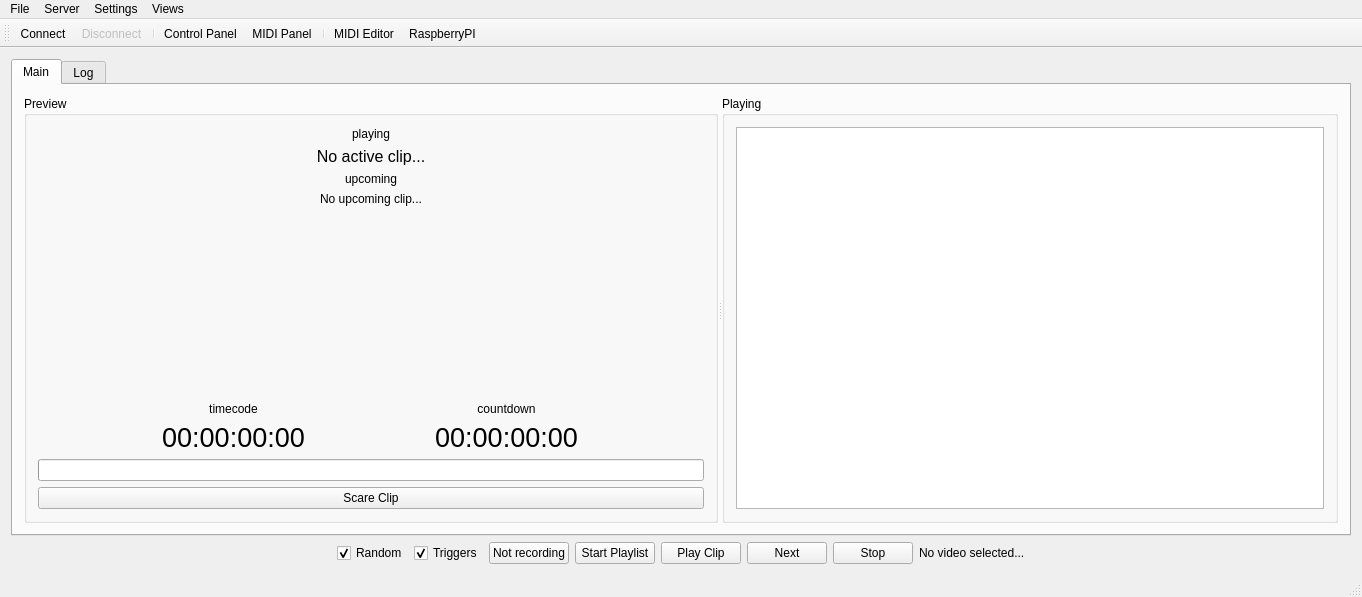
Old version of the form CuteCaspar/MainWindow.ui in the repository geertdaelemans/CuteCaspar.
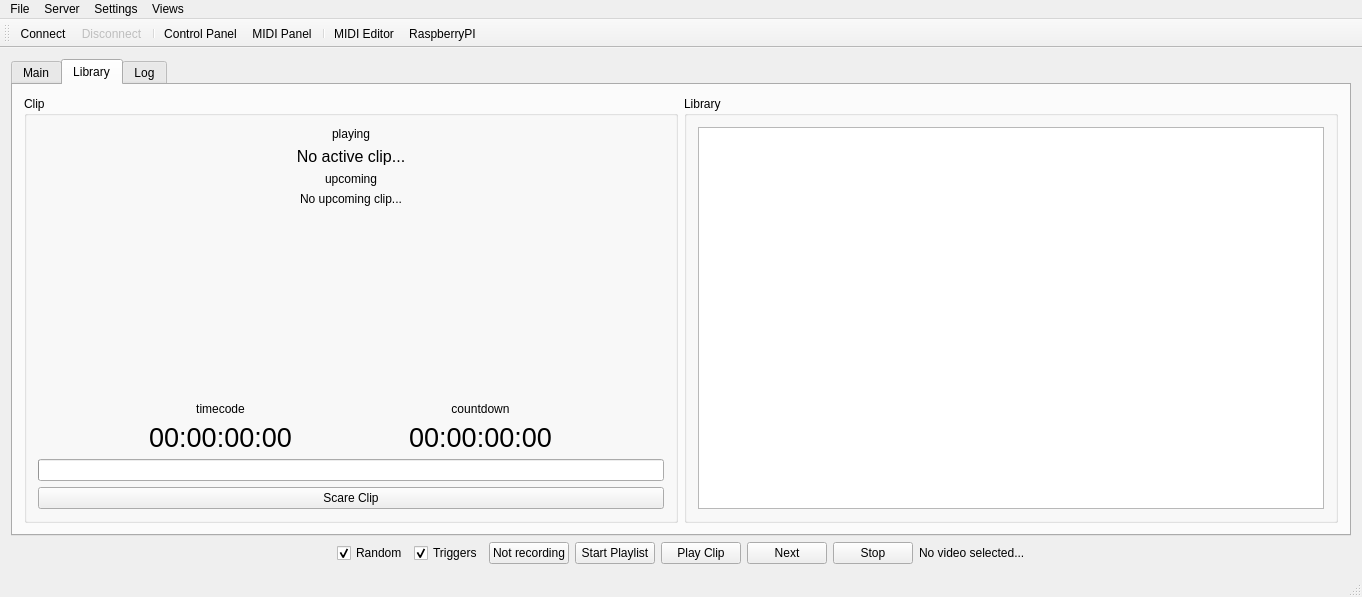
New version of the form. The open tabs and pages were chosen to show the change. Icons and pictures are not drawn.

Commit message:
Rewrite of interrupt clips.
Now the interrupt clips are handled on a separate layer and the default layer is paused.

Diff of the .ui file:
```diff
--- a/CuteCaspar/MainWindow.ui
+++ b/CuteCaspar/MainWindow.ui
@@ -290,6 +290,268 @@
         </item>
        </layout>
       </widget>
+      <widget class="QWidget" name="tabLibrary">
+       <attribute name="title">
+        <string>Library</string>
+       </attribute>
+       <layout class="QHBoxLayout" name="horizontalLayout_5">
+        <item>
+         <widget class="QGroupBox" name="boxLibraryClip">
+          <property name="enabled">
+           <bool>true</bool>
+          </property>
+          <property name="sizePolicy">
+           <sizepolicy hsizetype="Preferred" vsizetype="Preferred">
+            <horstretch>0</horstretch>
+            <verstretch>0</verstretch>
+           </sizepolicy>
+          </property>
+          <property name="minimumSize">
+           <size>
+            <width>140</width>
+            <height>0</height>
+           </size>
+          </property>
+          <property name="title">
+           <string>Clip</string>
+          </property>
+          <layout class="QVBoxLayout" name="verticalLayout_5">
+           <item>
+            <widget class="QLabel" name="label_5">
+             <property name="sizePolicy">
+              <sizepolicy hsizetype="Preferred" vsizetype="Maximum">
+               <horstretch>0</horstretch>
+               <verstretch>0</verstretch>
+              </sizepolicy>
+             </property>
+             <property name="text">
+              <string>playing</string>
+             </property>
+             <property name="alignment">
+              <set>Qt::AlignCenter</set>
+             </property>
+            </widget>
+           </item>
+           <item>
+            <widget class="QLabel" name="clipName_2">
+             <property name="sizePolicy">
+              <sizepolicy hsizetype="Preferred" vsizetype="Maximum">
+               <horstretch>0</horstretch>
+               <verstretch>0</verstretch>
+              </sizepolicy>
+             </property>
+             <property name="font">
+              <font>
+               <pointsize>12</pointsize>
+              </font>
+             </property>
+             <property name="text">
+              <string>No active clip...</string>
+             </property>
+             <property name="alignment">
+              <set>Qt::AlignCenter</set>
+             </property>
+             <property name="wordWrap">
+              <bool>true</bool>
+             </property>
+            </widget>
+           </item>
+           <item>
+            <widget class="QLabel" name="label_6">
+             <property name="sizePolicy">
+              <sizepolicy hsizetype="Preferred" vsizetype="Maximum">
+               <horstretch>0</horstretch>
+               <verstretch>0</verstretch>
+              </sizepolicy>
+             </property>
+             <property name="text">
+              <string>upcoming</string>
+             </property>
+             <property name="alignment">
+              <set>Qt::AlignCenter</set>
+             </property>
+            </widget>
+           </item>
+           <item>
+            <widget class="QLabel" name="lblUpcomingClip_2">
+             <property name="sizePolicy">
+              <sizepolicy hsizetype="Preferred" vsizetype="Maximum">
+               <horstretch>0</horstretch>
+               <verstretch>0</verstretch>
+              </sizepolicy>
+             </property>
+             <property name="text">
+              <string>No upcoming clip...</string>
+             </property>
+             <property name="alignment">
+              <set>Qt::AlignCenter</set>
+             </property>
+            </widget>
+           </item>
+           <item>
+            <spacer name="verticalSpacer_2">
+             <property name="orientation">
+              <enum>Qt::Vertical</enum>
+             </property>
+             <property name="sizeHint" stdset="0">
+              <size>
+               <width>20</width>
+               <height>40</height>
+              </size>
+             </property>
+            </spacer>
+           </item>
+           <item>
+            <layout class="QHBoxLayout" name="horizontalLayout_4">
+             <item>
+              <layout class="QVBoxLayout" name="timecode_2">
+               <property name="sizeConstraint">
+                <enum>QLayout::SetDefaultConstraint</enum>
+               </property>
+               <item>
+                <widget class="QLabel" name="label_7">
+                 <property name="sizePolicy">
+                  <sizepolicy hsizetype="Preferred" vsizetype="Maximum">
+                   <horstretch>0</horstretch>
+                   <verstretch>0</verstretch>
+                  </sizepolicy>
+                 </property>
+                 <property name="text">
+                  <string>timecode</string>
+                 </property>
+                 <property name="alignment">
+                  <set>Qt::AlignCenter</set>
+                 </property>
+                </widget>
+               </item>
+               <item>
+                <widget class="QLabel" name="timeCode_2">
+                 <property name="sizePolicy">
+                  <sizepolicy hsizetype="Maximum" vsizetype="Preferred">
+                   <horstretch>0</horstretch>
+                   <verstretch>0</verstretch>
+                  </sizepolicy>
+                 </property>
+                 <property name="minimumSize">
+                  <size>
+                   <width>100</width>
+                   <height>0</height>
+                  </size>
+                 </property>
+                 <property name="font">
+                  <font>
+                   <pointsize>20</pointsize>
+                  </font>
+                 </property>
+                 <property name="text">
+                  <string>00:00:00:00</string>
+                 </property>
+                 <property name="alignment">
+                  <set>Qt::AlignCenter</set>
+                 </property>
+                </widget>
+               </item>
+              </layout>
+             </item>
+             <item>
+              <layout class="QVBoxLayout" name="countdown_2">
+               <item>
+                <widget class="QLabel" name="label_8">
+                 <property name="sizePolicy">
+                  <sizepolicy hsizetype="Preferred" vsizetype="Maximum">
+                   <horstretch>0</horstretch>
+                   <verstretch>0</verstretch>
+                  </sizepolicy>
+                 </property>
+                 <property name="text">
+                  <string>countdown</string>
+                 </property>
+                 <property name="alignment">
+                  <set>Qt::AlignCenter</set>
+                 </property>
+                </widget>
+               </item>
+               <item>
+                <widget class="QLabel" name="lblDuration_2">
+                 <property name="sizePolicy">
+                  <sizepolicy hsizetype="Maximum" vsizetype="Preferred">
+                   <horstretch>0</horstretch>
+                   <verstretch>0</verstretch>
+                  </sizepolicy>
+                 </property>
+                 <property name="font">
+                  <font>
+                   <pointsize>20</pointsize>
+                  </font>
+                 </property>
+                 <property name="text">
+                  <string>00:00:00:00</string>
+                 </property>
+                 <property name="alignment">
+                  <set>Qt::AlignCenter</set>
+                 </property>
+                </widget>
+               </item>
+              </layout>
+             </item>
+            </layout>
+           </item>
+           <item>
+            <widget class="QProgressBar" name="progressBar_2">
+             <property name="minimumSize">
+              <size>
+               <width>0</width>
+               <height>5</height>
+              </size>
+             </property>
+             <property name="value">
+              <number>0</number>
+             </property>
+             <property name="textVisible">
+              <bool>false</bool>
+             </property>
+            </widget>
+           </item>
+           <item>
+            <widget class="QPushButton" name="pushButton_2">
+             <property name="text">
+              <string>Scare Clip</string>
+             </property>
+            </widget>
+           </item>
+          </layout>
+         </widget>
+        </item>
+        <item>
+         <widget class="QGroupBox" name="boxLibraryList">
+          <property name="title">
+           <string>Library</string>
+          </property>
+          <layout class="QVBoxLayout" name="verticalLayout_4">
+           <item>
+            <widget class="QTableView" name="tableLibrary">
+             <property name="selectionMode">
+              <enum>QAbstractItemView::SingleSelection</enum>
+             </property>
+             <property name="selectionBehavior">
+              <enum>QAbstractItemView::SelectRows</enum>
+             </property>
+             <property name="sortingEnabled">
+              <bool>true</bool>
+             </property>
+             <attribute name="horizontalHeaderStretchLastSection">
+              <bool>true</bool>
+             </attribute>
+             <attribute name="verticalHeaderVisible">
+              <bool>false</bool>
+             </attribute>
+            </widget>
+           </item>
+          </layout>
+         </widget>
+        </item>
+       </layout>
+      </widget>
       <widget class="QWidget" name="tabLog">
        <attribute name="title">
         <string>Log</string>
```
Left out of the diff: 2 changed lines with no effect on the pictures. The commit also changes 7 other files.
